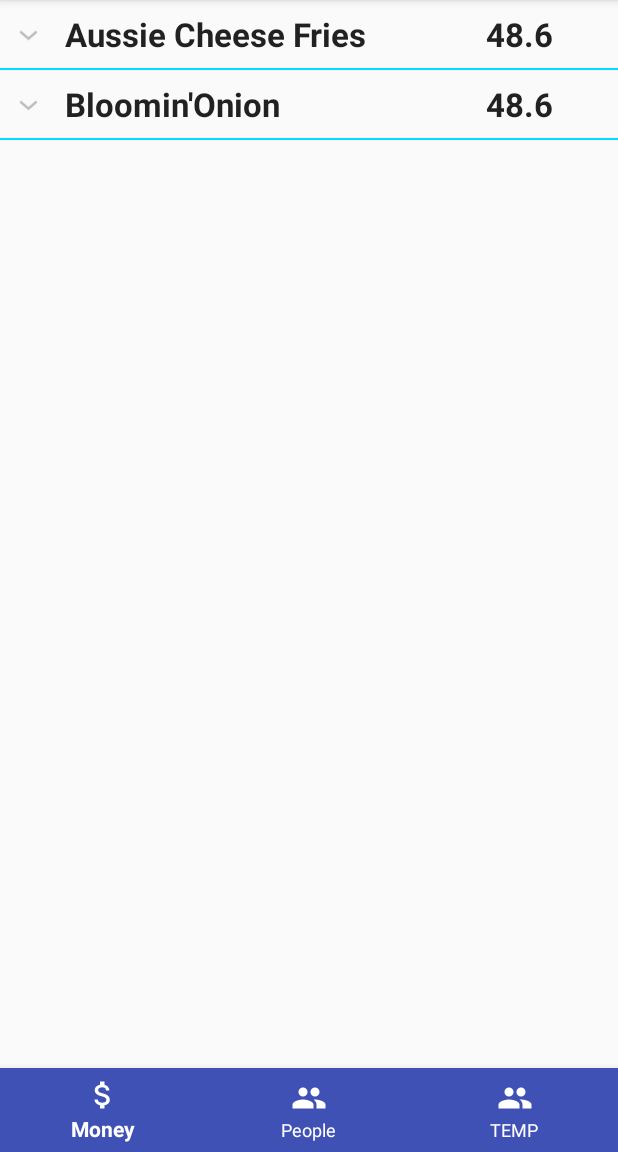
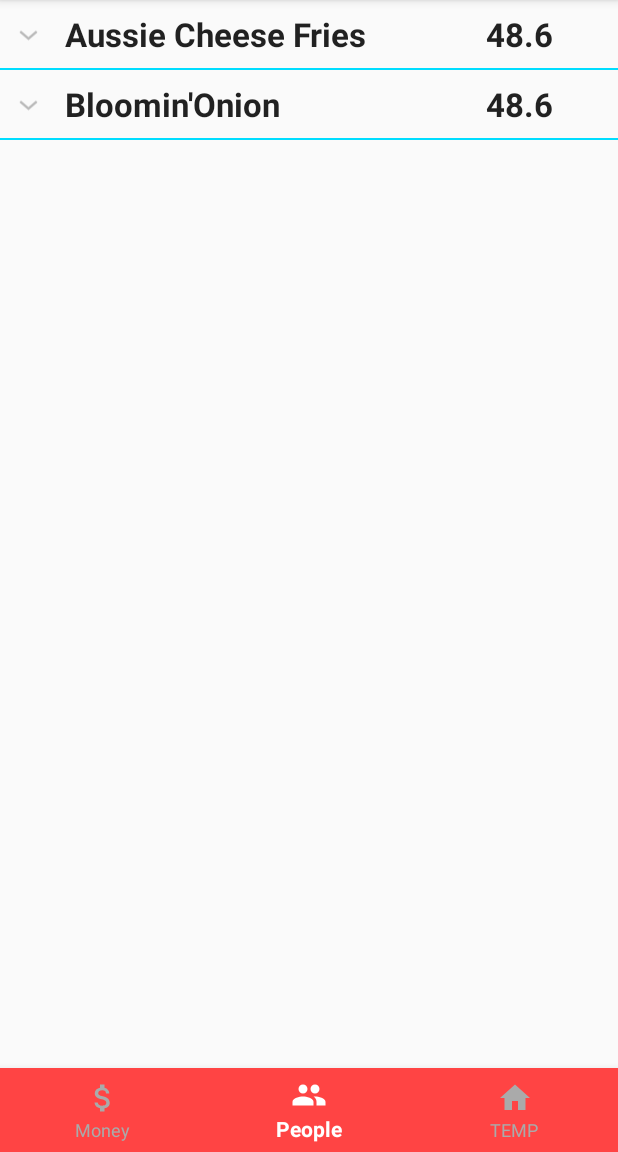
Before and after one commit to DevMobUFRJ/ContaComigo, an Android app: the screen it shows after launch (ItemsActivity), item 2 of the bottom bar chosen, on a phone screen of 412 x 824 dp, the part 84-1236 px from its top. Run offline under Robolectric (Android 15) with nearby library versions, the phone set to English and light mode, and no system bars.

Commit message:
BottomNavBar changing icon / bg color when clicked

```diff
--- a/app/src/main/java/com/devmob/contacomigo/ItemsActivity.java
+++ b/app/src/main/java/com/devmob/contacomigo/ItemsActivity.java
@@ -37,11 +37,14 @@
         itemsExpandableListView = (ExpandableListView) findViewById(R.id.simpleExpandableListView);
         listAdapter = new ExpandableListAdapter(ItemsActivity.this, listProduto);
         itemsExpandableListView.setAdapter(listAdapter);
-        BottomNavigationView bottomNavigationView = (BottomNavigationView)
+        final BottomNavigationView bottomNavigationView = (BottomNavigationView)
                 findViewById(R.id.bottom_navigation);
 
         //TODO
         //Quando selecionar o ícone, chamar outra janela. Trocar ícone ativo em cada tela. (icone diferente ou mudar bg?)
+
+        //TODO
+        //Toolbar
         bottomNavigationView.setOnNavigationItemSelectedListener(
                 new BottomNavigationView.OnNavigationItemSelectedListener() {
                     @Override
@@ -51,12 +54,18 @@
                                 //textFavorites.setVisibility(View.VISIBLE);
                                 //textSchedules.setVisibility(View.GONE);
                                 //item.setIcon(R.drawable.ic_people_black_48dp);
+                                bottomNavigationView.setItemBackgroundResource(R.color.colorPrimary);
+                                item.setChecked(true);
                                 Toast.makeText(ItemsActivity.this, "Money", Toast.LENGTH_SHORT).show();
                                 break;
                             case R.id.personIcon:
+                                bottomNavigationView.setItemBackgroundResource(R.color.red);
+                                item.setChecked(true);
                                 Toast.makeText(ItemsActivity.this, "Person", Toast.LENGTH_SHORT).show();
                                 break;
                             case R.id.tempIcon:
+                                bottomNavigationView.setItemBackgroundResource(R.color.black);
+                                item.setChecked(true);
                                 Toast.makeText(ItemsActivity.this, "tempIcon", Toast.LENGTH_SHORT).show();
                                 break;
                         }
@@ -125,6 +134,7 @@
         addProduto(william, cebola);
         addProduto(daniel, cebola);
 
+
     }
 
     //PREENCHIMENTO DE CLASSES
--- /dev/null
+++ b/app/src/main/res/drawable-mdpi/ic_home.xml
@@ -0,0 +1,9 @@
+<vector xmlns:android="http://schemas.android.com/apk/res/android"
+        android:width="24dp"
+        android:height="24dp"
+        android:viewportWidth="24.0"
+        android:viewportHeight="24.0">
+    <path
+        android:fillColor="#FF000000"
+        android:pathData="M10,20v-6h4v6h5v-8h3L12,3 2,12h3v8z"/>
+</vector>
--- /dev/null
+++ b/app/src/main/res/drawable/ic_money.xml
@@ -0,0 +1,9 @@
+<?xml version="1.0" encoding="UTF-8"?>
+
+    <vector android:viewportHeight="24" android:viewportWidth="24" android:height="24dp" android:width="24dp" xmlns:android="http://schemas.android.com/apk/res/android">
+
+    <path android:pathData="M11.8 10.9c-2.27-.59-3-1.2-3-2.15 0-1.09 1.01-1.85 2.7-1.85 1.78 0 2.44 .85 2.5 2.1h2.21c-.07-1.72-1.12-3.3-3.21-3.81V3h-3v2.16c-1.94 .42 -3.5 1.68-3.5 3.61 0 2.31 1.91 3.46 4.7 4.13 2.5 .6 3 1.48 3 2.41 0 .69-.49 1.79-2.7 1.79-2.06 0-2.87-.92-2.98-2.1h-2.2c.12 2.19 1.76 3.42 3.68 3.83V21h3v-2.15c1.95-.37 3.5-1.5 3.5-3.55 0-2.84-2.43-3.81-4.7-4.4z" android:fillColor="#FF000000"/>
+
+    <path android:pathData="M0 0h24v24H0z"/>
+
+</vector>
--- /dev/null
+++ b/app/src/main/res/drawable/ic_pessoa.xml
@@ -0,0 +1,9 @@
+<?xml version="1.0" encoding="UTF-8"?>
+
+    <vector android:viewportHeight="24" android:viewportWidth="24" android:height="24dp" android:width="24dp" xmlns:android="http://schemas.android.com/apk/res/android">
+
+    <path android:pathData="M0 0h24v24H0z"/>
+
+    <path android:pathData="M16 11c1.66 0 2.99-1.34 2.99-3S17.66 5 16 5c-1.66 0-3 1.34-3 3s1.34 3 3 3zm-8 0c1.66 0 2.99-1.34 2.99-3S9.66 5 8 5C6.34 5 5 6.34 5 8s1.34 3 3 3zm0 2c-2.33 0-7 1.17-7 3.5V19h14v-2.5c0-2.33-4.67-3.5-7-3.5zm8 0c-.29 0-.62 .02 -.97 .05 1.16 .84 1.97 1.97 1.97 3.45V19h6v-2.5c0-2.33-4.67-3.5-7-3.5z" android:fillColor="#FF000000"/>
+
+</vector>
--- a/app/src/main/res/drawable/nav_item_color_state.xml
+++ b/app/src/main/res/drawable/nav_item_color_state.xml
@@ -1,5 +1,11 @@
 <?xml version="1.0" encoding="utf-8"?>
 <selector xmlns:android="http://schemas.android.com/apk/res/android">
-    <item android:color="@color/white" android:state_enabled="true" />
-    <item android:color="@color/black" android:state_enabled="false" />
+    <item android:state_checked="true"
+        android:color="@android:color/white"/>
+
+    <item android:state_enabled="false"
+        android:color="@android:color/black"/>
+
+    <item android:color="@android:color/darker_gray"/>
+
 </selector>
--- a/app/src/main/res/layout/activity_main.xml
+++ b/app/src/main/res/layout/activity_main.xml
@@ -10,8 +10,7 @@
         android:layout_width="match_parent"
         android:layout_height="wrap_content"
         android:layout_alignParentBottom="true"
-        android:scaleType="fitCenter"
-        android:adjustViewBounds="true"
+        android:layout_gravity="bottom"
         app:itemBackground="@color/colorPrimary"
         app:itemIconTint="@drawable/nav_item_color_state"
         app:itemTextColor="@drawable/nav_item_color_state"
--- a/app/src/main/res/menu/bottom_navigation_main.xml
+++ b/app/src/main/res/menu/bottom_navigation_main.xml
@@ -3,22 +3,16 @@
     xmlns:app="http://schemas.android.com/apk/res-auto">
     <item
         android:id="@+id/moneyIcon"
-        android:enabled="true"
-        android:icon="@drawable/ic_attach_money_black_48dp"
-        android:title="@string/text_money"
-        app:showAsAction="ifRoom" />
+        android:icon="@drawable/ic_money"
+        android:title="@string/text_money" />
     <item
         android:id="@+id/personIcon"
-        android:enabled="true"
-        android:icon="@drawable/ic_people_black_48dp"
-
-        android:title="@string/text_person"
-        app:showAsAction="ifRoom" />
+        android:icon="@drawable/ic_pessoa"
+        android:title="@string/text_person" />
     <item
         android:id="@+id/tempIcon"
         android:enabled="true"
-        android:icon="@drawable/ic_people_black_48dp"
-        android:title="TEMP"
-        app:showAsAction="ifRoom" />
+        android:icon="@drawable/ic_home"
+        android:title="TEMP" />
 
 </menu>
```
Also changed, not shown: app/src/main/res/drawable-mdpi/ic_about.xml (added, +9 -0 lines), app/src/main/res/drawable-mdpi/ic_favorite.xml (added, +9 -0 lines), app/src/main/res/values/styles.xml (+7 -0 lines), app/src/main/res/drawable-hdpi/ic_attach_money_black_48dp.png (deleted), app/src/main/res/drawable-hdpi/ic_people_black_48dp.png (deleted), app/src/main/res/drawable-mdpi/ic_attach_money_black_48dp.png (deleted), app/src/main/res/drawable-mdpi/ic_people_black_48dp.png (deleted), app/src/main/res/drawable-xhdpi/ic_attach_money_black_48dp.png (deleted), app/src/main/res/drawable-xhdpi/ic_people_black_48dp.png (deleted), app/src/main/res/drawable-xxhdpi/ic_attach_money_black_48dp.png (deleted), app/src/main/res/drawable-xxhdpi/ic_people_black_48dp.png (deleted), app/src/main/res/drawable-xxxhdpi/ic_attach_money_black_48dp.png (deleted), app/src/main/res/drawable-xxxhdpi/ic_people_black_48dp.png (deleted).
